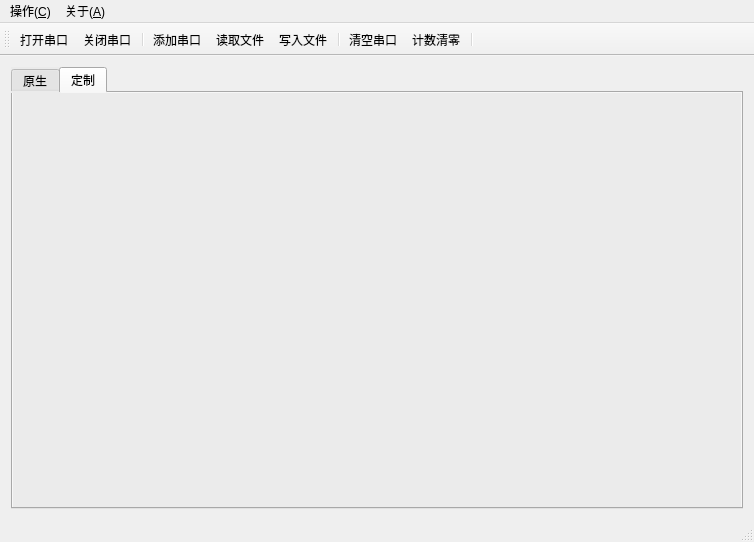
This is mainwindow.ui in qufeiyan/SerialPort- as Qt 5 draws it before an edit. The edited form follows.
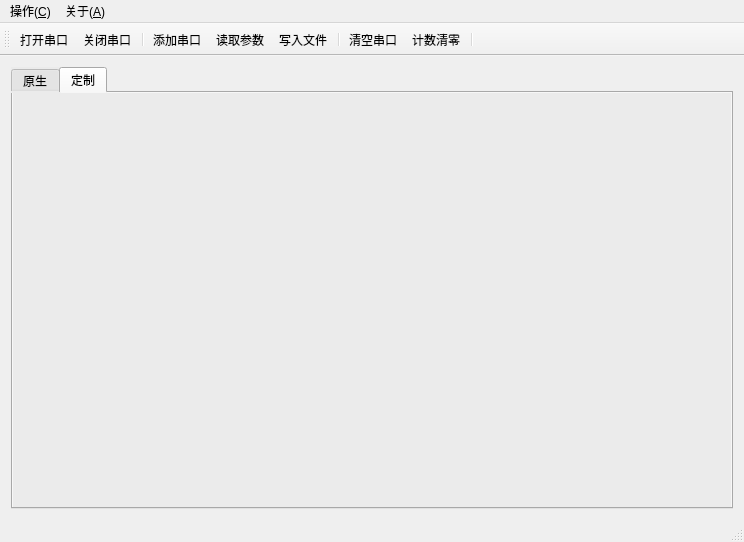
This is the edited form. Icons and pictures are not drawn.

Diff of the .ui file:
```diff
--- a/mainwindow.ui
+++ b/mainwindow.ui
@@ -6,8 +6,8 @@
    <rect>
     <x>0</x>
     <y>0</y>
-    <width>754</width>
-    <height>538</height>
+    <width>744</width>
+    <height>532</height>
    </rect>
   </property>
   <property name="windowTitle">
@@ -498,8 +498,8 @@
     <rect>
      <x>0</x>
      <y>0</y>
-     <width>754</width>
-     <height>22</height>
+     <width>744</width>
+     <height>17</height>
     </rect>
    </property>
    <widget class="QMenu" name="menu_C">
@@ -600,7 +600,7 @@
      <normaloff>:/images/loadfile.png</normaloff>:/images/loadfile.png</iconset>
    </property>
    <property name="text">
-    <string>读取文件</string>
+    <string>读取参数</string>
    </property>
   </action>
   <action name="action_WriteFile">
```
Left out of the diff: 12 changed lines with no effect on the pictures.
